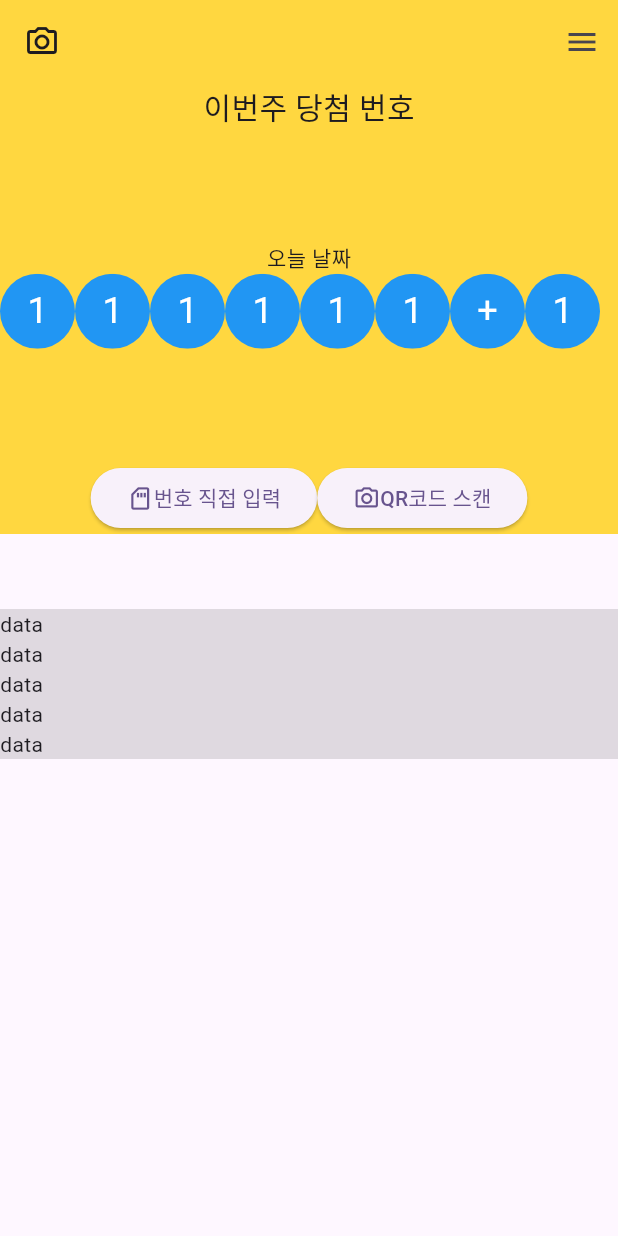
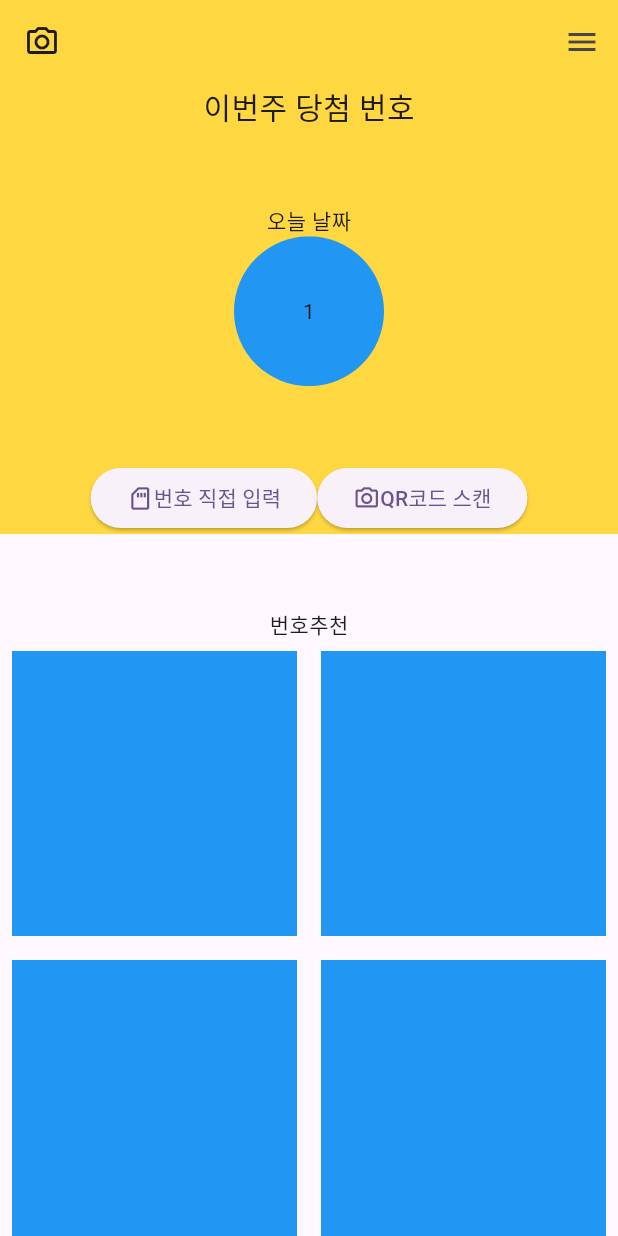
Before and after one commit to hyebinkim00/lottoTest, a Flutter app: the screen it shows after launch, on a phone screen of 412 x 824 dp. Run offline on Flutter 3.47's test engine with Material 2 defaults, Android fonts, the phone set to English and light mode, and no system bars; missing offline and left inert: android_alarm_manager_plus.

Commit message:
리스트 추가

```diff
--- a/lib/main_page.dart
+++ b/lib/main_page.dart
@@ -1,3 +1,4 @@
+
 import 'package:android_alarm_manager_plus/android_alarm_manager_plus.dart';
 import 'package:flutter/material.dart';
 
@@ -105,12 +106,13 @@ class _MainPageState extends State<MainPage> {
 
       body: Container(
         height: double.infinity,
+        child: SingleChildScrollView(
+          scrollDirection: Axis.vertical,
           child: Column(
             crossAxisAlignment: CrossAxisAlignment.center,
             mainAxisAlignment: MainAxisAlignment.start,
             children: [
               Container(
-              width: double.infinity,
                 height: 300,
                 decoration: BoxDecoration(color: Colors.amberAccent),
                 child: Column(
@@ -126,135 +128,19 @@ class _MainPageState extends State<MainPage> {
                       children: [
                         Text('오늘 날짜'),
                         Row(
+                          mainAxisAlignment: MainAxisAlignment.spaceAround,                          mainAxisSize: MainAxisSize.min, // 최소한의 크기로 유지
                          children: [
                            ClipOval(
                            child: Container(
-                              width: 50.0, // 원의 지름을 결정하는 너비 설정
-                              height: 50.0, // 원의 지름을 결정하는 높이 설정
-                              color: Colors.blue, // 배경색 설정
+                             color: Colors.blue,
+                             width: 100, // Adjust the width and height as needed
+                             height: 100,
                              child: Center(
-                                child: Text(
-                                 '1', // 숫자를 표시
-                                  style: TextStyle(
-                                    color: Colors.white, // 텍스트 색상 설정
-                                    fontSize: 24.0, // 텍스트 크기 설정
+                               child: Text('1'),
                              ),
                            ),
                          ),
-                            ),
-                          ),
-                          ClipOval(
-                            child: Container(
-                              width: 50.0, // 원의 지름을 결정하는 너비 설정
-                              height: 50.0, // 원의 지름을 결정하는 높이 설정
-                              color: Colors.blue, // 배경색 설정
-                              child: Center(
-                                child: Text(
-                                  '1', // 숫자를 표시
-                                  style: TextStyle(
-                                    color: Colors.white, // 텍스트 색상 설정
-                                    fontSize: 24.0, // 텍스트 크기 설정
-                                  ),
-                                ),
-                              ),
-                            ),
-                          ),
-                          ClipOval(
-                            child: Container(
-                              width: 50.0, // 원의 지름을 결정하는 너비 설정
-                              height: 50.0, // 원의 지름을 결정하는 높이 설정
-                              color: Colors.blue, // 배경색 설정
-                              child: Center(
-                                child: Text(
-                                  '1', // 숫자를 표시
-                                  style: TextStyle(
-                                    color: Colors.white, // 텍스트 색상 설정
-                                    fontSize: 24.0, // 텍스트 크기 설정
-                                  ),
-                                ),
-                              ),
-                            ),
-                          ),
-                          ClipOval(
-                            child: Container(
-                              width: 50.0, // 원의 지름을 결정하는 너비 설정
-                              height: 50.0, // 원의 지름을 결정하는 높이 설정
-                              color: Colors.blue, // 배경색 설정
-                              child: Center(
-                                child: Text(
-                                  '1', // 숫자를 표시
-                                  style: TextStyle(
-                                    color: Colors.white, // 텍스트 색상 설정
-                                    fontSize: 24.0, // 텍스트 크기 설정
-                                  ),
-                                ),
-                              ),
-                            ),
-                          ),
-                          ClipOval(
-                            child: Container(
-                              width: 50.0, // 원의 지름을 결정하는 너비 설정
-                              height: 50.0, // 원의 지름을 결정하는 높이 설정
-                              color: Colors.blue, // 배경색 설정
-                              child: Center(
-                                child: Text(
-                                  '1', // 숫자를 표시
-                                  style: TextStyle(
-                                    color: Colors.white, // 텍스트 색상 설정
-                                    fontSize: 24.0, // 텍스트 크기 설정
-                                  ),
-                                ),
-                              ),
-                            ),
-                          ),
-                          ClipOval(
-                            child: Container(
-                              width: 50.0, // 원의 지름을 결정하는 너비 설정
-                              height: 50.0, // 원의 지름을 결정하는 높이 설정
-                              color: Colors.blue, // 배경색 설정
-                              child: Center(
-                                child: Text(
-                                  '1', // 숫자를 표시
-                                  style: TextStyle(
-                                    color: Colors.white, // 텍스트 색상 설정
-                                    fontSize: 24.0, // 텍스트 크기 설정
-                                  ),
-                                ),
-                              ),
-                            ),
-                          ),
-                          ClipOval(
-                            child: Container(
-                              width: 50.0, // 원의 지름을 결정하는 너비 설정
-                              height: 50.0, // 원의 지름을 결정하는 높이 설정
-                              color: Colors.blue, // 배경색 설정
-                              child: Center(
-                                child: Text(
-                                  '+', // 숫자를 표시
-                                  style: TextStyle(
-                                    color: Colors.white, // 텍스트 색상 설정
-                                    fontSize: 24.0, // 텍스트 크기 설정
-                                  ),
-                                ),
-                              ),
-                            ),
-                          ),
-                          ClipOval(
-                            child: Container(
-                              width: 50.0, // 원의 지름을 결정하는 너비 설정
-                              height: 50.0, // 원의 지름을 결정하는 높이 설정
-                              color: Colors.blue, // 배경색 설정
-                              child: Center(
-                                child: Text(
-                                  '1', // 숫자를 표시
-                                  style: TextStyle(
-                                    color: Colors.white, // 텍스트 색상 설정
-                                    fontSize: 24.0, // 텍스트 크기 설정
-                                  ),
-                                ),
-                              ),
-                            ),
-                          ),
+
                          ],
                         ),
 
@@ -296,18 +182,25 @@ class _MainPageState extends State<MainPage> {
                 height: 50,
               ),
               // MBTI , 직접보기
+              //
 
-            Container(
-            width: double.infinity,
-            height: 100,
-            color: Colors.black12,
-              child: ListView.builder(
-                  itemBuilder: (BuildContext context, int index){
-              return Text('data');
+              Column(
+                children: [
+                  Text('번호추천'),
+                  GridView.builder(
+                    physics: NeverScrollableScrollPhysics(), // to disable GridView's scrolling
+                    shrinkWrap: true, // You won't see infinite size error
+                    gridDelegate: SliverGridDelegateWithFixedCrossAxisCount(crossAxisCount: 2),
+                      itemBuilder: (BuildContext context, int idex){
+                    return myMenu();
                       },
+                  itemCount: 6,),
+                ],
+              )
+
+
+            ],
           ),
-            )
-          ],
         ),
       ),
       // bottomNavigationBar: BottomNavigationBar(items: [
@@ -315,4 +208,13 @@ class _MainPageState extends State<MainPage> {
       // ],) ,
     );
   }
+
+  Widget myMenu() {
+    return Container(
+      // width: 100.0, // 네모박스의 가로 크기
+      // height: 100.0, // 네모박스의 세로 크기
+      color: Colors.blue, // 배경색
+      margin: EdgeInsets.all(8.0), // 네모박스 간의 간격 설정
+    );
   }
+}
```
Lines whose indentation alone changed are shown as unchanged.
